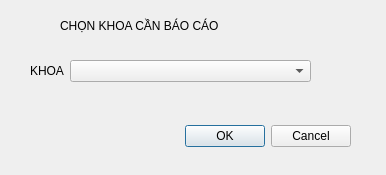
Above: dialog_chonkhoa.ui from xdien/qlsv_ktx before the change. Below: the same form after it.
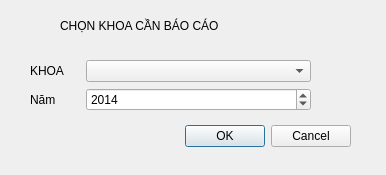
That is the form after the change.

```diff
--- a/dialog_chonkhoa.ui
+++ b/dialog_chonkhoa.ui
@@ -45,18 +45,30 @@
     <string>CHỌN KHOA CẦN BÁO CÁO</string>
    </property>
   </widget>
-  <widget class="QWidget" name="">
+  <widget class="QWidget" name="layoutWidget">
    <property name="geometry">
     <rect>
      <x>30</x>
      <y>60</y>
      <width>281</width>
-     <height>26</height>
+     <height>56</height>
     </rect>
    </property>
    <layout class="QFormLayout" name="formLayout">
     <item row="0" column="0">
      <widget class="QLabel" name="label_2">
+      <property name="sizePolicy">
+       <sizepolicy hsizetype="Maximum" vsizetype="Preferred">
+        <horstretch>0</horstretch>
+        <verstretch>0</verstretch>
+       </sizepolicy>
+      </property>
+      <property name="minimumSize">
+       <size>
+        <width>50</width>
+        <height>0</height>
+       </size>
+      </property>
       <property name="text">
        <string>KHOA</string>
       </property>
@@ -65,6 +77,27 @@
     <item row="0" column="1">
      <widget class="QComboBox" name="comboBox"/>
     </item>
+    <item row="1" column="1">
+     <widget class="QDateEdit" name="dateEdit">
+      <property name="date">
+       <date>
+        <year>2014</year>
+        <month>1</month>
+        <day>1</day>
+       </date>
+      </property>
+      <property name="displayFormat">
+       <string>yyyy</string>
+      </property>
+     </widget>
+    </item>
+    <item row="1" column="0">
+     <widget class="QLabel" name="label_3">
+      <property name="text">
+       <string>Năm</string>
+      </property>
+     </widget>
+    </item>
    </layout>
   </widget>
  </widget>
```
